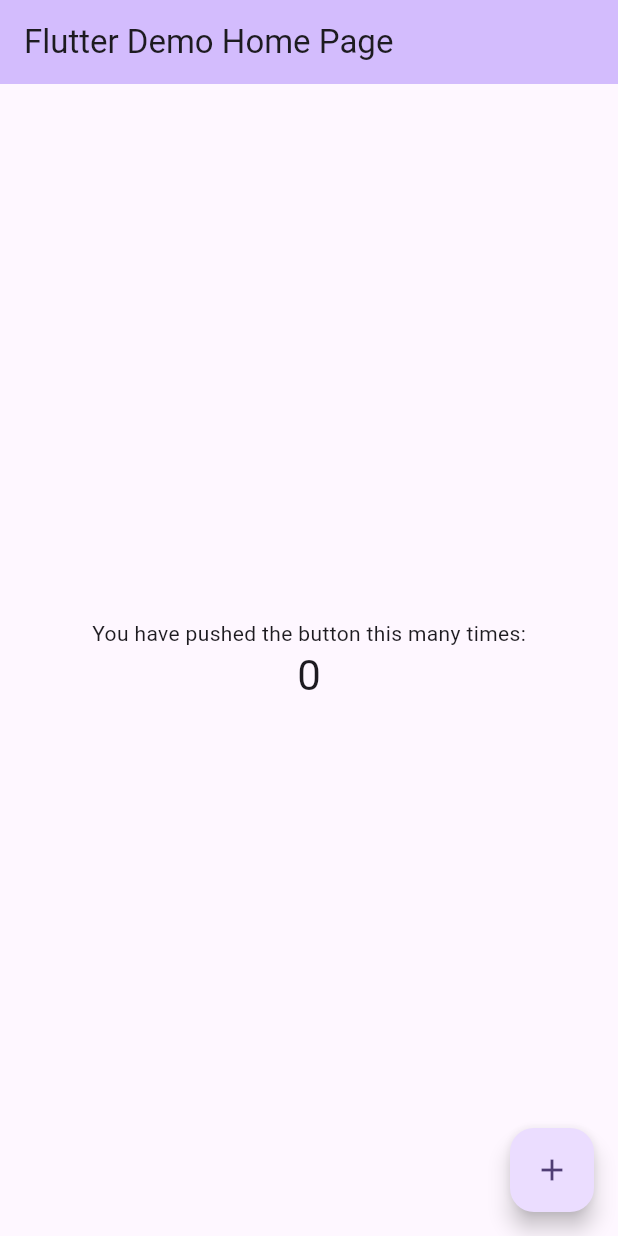
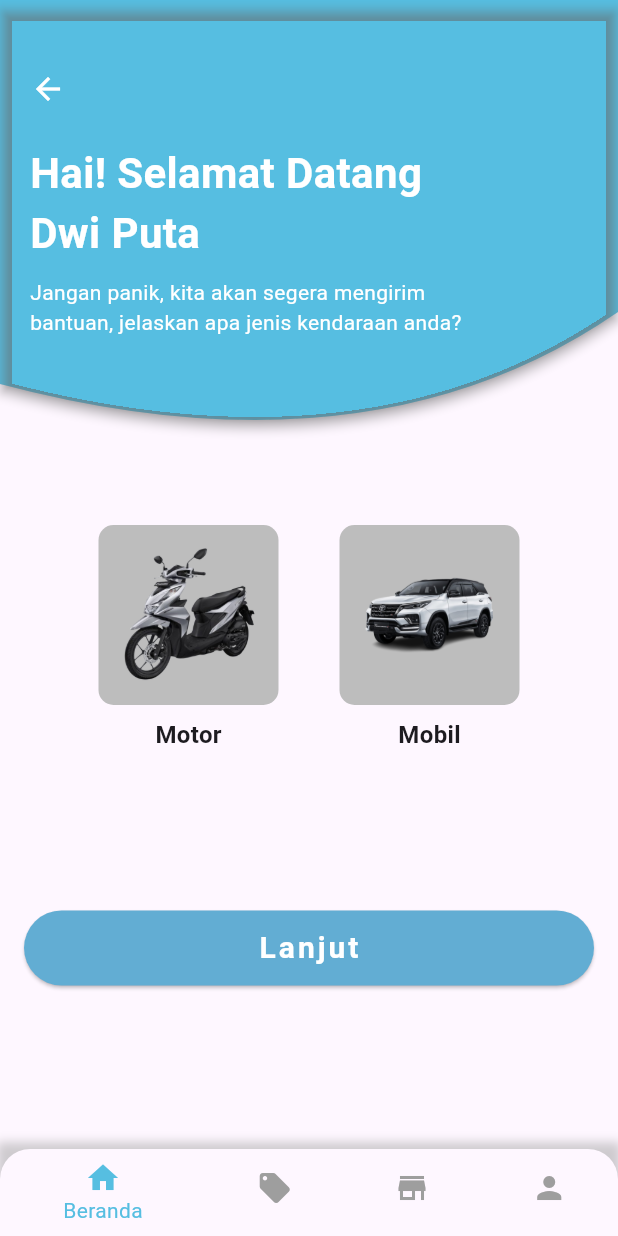
Before and after one commit to yogaacor/SiMontir, a Flutter app: the screen it shows after launch, on a phone screen of 412 x 824 dp. Run offline on Flutter 3.47's test engine with Material 3 defaults, Android fonts, the phone set to English and light mode, and no system bars.

Commit message:
UI-Pesan_Montir

```diff
--- a/lib/main.dart
+++ b/lib/main.dart
@@ -1,125 +1,19 @@
 import 'package:flutter/material.dart';
+import 'pesanmontir.dart';
 
 void main() {
-  runApp(const MyApp());
+  runApp(MyApp());
 }
 
 class MyApp extends StatelessWidget {
-  const MyApp({super.key});
-
-  // This widget is the root of your application.
   @override
   Widget build(BuildContext context) {
     return MaterialApp(
-      title: 'Flutter Demo',
+      title: 'Si Montir',
       theme: ThemeData(
-        // This is the theme of your application.
-        //
-        // TRY THIS: Try running your application with "flutter run". You'll see
-        // the application has a purple toolbar. Then, without quitting the app,
-        // try changing the seedColor in the colorScheme below to Colors.green
-        // and then invoke "hot reload" (save your changes or press the "hot
-        // reload" button in a Flutter-supported IDE, or press "r" if you used
-        // the command line to start the app).
-        //
-        // Notice that the counter didn't reset back to zero; the application
-        // state is not lost during the reload. To reset the state, use hot
-        // restart instead.
-        //
-        // This works for code too, not just values: Most code changes can be
-        // tested with just a hot reload.
-        colorScheme: ColorScheme.fromSeed(seedColor: Colors.deepPurple),
-        useMaterial3: true,
+        primarySwatch: Colors.blue,
       ),
-      home: const MyHomePage(title: 'Flutter Demo Home Page'),
+      home: CustomPage(),
     );
   }
 }
-
-class MyHomePage extends StatefulWidget {
-  const MyHomePage({super.key, required this.title});
-
-  // This widget is the home page of your application. It is stateful, meaning
-  // that it has a State object (defined below) that contains fields that affect
-  // how it looks.
-
-  // This class is the configuration for the state. It holds the values (in this
-  // case the title) provided by the parent (in this case the App widget) and
-  // used by the build method of the State. Fields in a Widget subclass are
-  // always marked "final".
-
-  final String title;
-
-  @override
-  State<MyHomePage> createState() => _MyHomePageState();
-}
-
-class _MyHomePageState extends State<MyHomePage> {
-  int _counter = 0;
-
-  void _incrementCounter() {
-    setState(() {
-      // This call to setState tells the Flutter framework that something has
-      // changed in this State, which causes it to rerun the build method below
-      // so that the display can reflect the updated values. If we changed
-      // _counter without calling setState(), then the build method would not be
-      // called again, and so nothing would appear to happen.
-      _counter++;
-    });
-  }
-
-  @override
-  Widget build(BuildContext context) {
-    // This method is rerun every time setState is called, for instance as done
-    // by the _incrementCounter method above.
-    //
-    // The Flutter framework has been optimized to make rerunning build methods
-    // fast, so that you can just rebuild anything that needs updating rather
-    // than having to individually change instances of widgets.
-    return Scaffold(
-      appBar: AppBar(
-        // TRY THIS: Try changing the color here to a specific color (to
-        // Colors.amber, perhaps?) and trigger a hot reload to see the AppBar
-        // change color while the other colors stay the same.
-        backgroundColor: Theme.of(context).colorScheme.inversePrimary,
-        // Here we take the value from the MyHomePage object that was created by
-        // the App.build method, and use it to set our appbar title.
-        title: Text(widget.title),
-      ),
-      body: Center(
-        // Center is a layout widget. It takes a single child and positions it
-        // in the middle of the parent.
-        child: Column(
-          // Column is also a layout widget. It takes a list of children and
-          // arranges them vertically. By default, it sizes itself to fit its
-          // children horizontally, and tries to be as tall as its parent.
-          //
-          // Column has various properties to control how it sizes itself and
-          // how it positions its children. Here we use mainAxisAlignment to
-          // center the children vertically; the main axis here is the vertical
-          // axis because Columns are vertical (the cross axis would be
-          // horizontal).
-          //
-          // TRY THIS: Invoke "debug painting" (choose the "Toggle Debug Paint"
-          // action in the IDE, or press "p" in the console), to see the
-          // wireframe for each widget.
-          mainAxisAlignment: MainAxisAlignment.center,
-          children: <Widget>[
-            const Text(
-              'You have pushed the button this many times:',
-            ),
-            Text(
-              '$_counter',
-              style: Theme.of(context).textTheme.headlineMedium,
-            ),
-          ],
-        ),
-      ),
-      floatingActionButton: FloatingActionButton(
-        onPressed: _incrementCounter,
-        tooltip: 'Increment',
-        child: const Icon(Icons.add),
-      ), // This trailing comma makes auto-formatting nicer for build methods.
-    );
-  }
-}
--- /dev/null
+++ b/lib/pesanmontir.dart
@@ -0,0 +1,227 @@
+import 'package:flutter/material.dart';
+import 'detailpesan.dart';
+
+class CustomPage extends StatefulWidget {
+  @override
+  _CustomPageState createState() => _CustomPageState();
+}
+
+class _CustomPageState extends State<CustomPage> {
+  String _selectedVehicle = '';
+
+  void _selectVehicle(String vehicle) {
+    setState(() {
+      _selectedVehicle = vehicle;
+    });
+  }
+
+  @override
+  Widget build(BuildContext context) {
+    return Scaffold(
+      body: Stack(
+        children: <Widget>[
+          Column(
+            crossAxisAlignment: CrossAxisAlignment.stretch,
+            children: <Widget>[
+              Container(
+                height: 320, // Height of the blue header
+                child: CustomPaint(
+                  painter: HeaderPainter(),
+                  child: Padding(
+                    padding: const EdgeInsets.all(20.0),
+                    child: Row(
+                      mainAxisAlignment: MainAxisAlignment.start,
+                      children: [
+                        Column(
+                          crossAxisAlignment: CrossAxisAlignment.start,
+                          mainAxisAlignment: MainAxisAlignment.center,
+                          children: [
+                            Text(
+                              'Hai! Selamat Datang \nDwi Puta',
+                              style: TextStyle(
+                                color: Colors.white,
+                                fontSize: 28,
+                                fontWeight: FontWeight.bold,
+                              ),
+                            ),
+                            SizedBox(height: 10), // Add space between the two lines of text
+                            Text(
+                              'Jangan panik, kita akan segera mengirim \nbantuan, jelaskan apa jenis kendaraan anda?',
+                              style: TextStyle(
+                                color: Colors.white,
+                                fontSize: 14,
+                              ),
+                            ),
+                          ],
+                        ),
+                      ],
+                    ),
+                  ),
+                ),
+              ),
+              SizedBox(height: 30), // Add space between header and images
+              Padding(
+                padding: const EdgeInsets.symmetric(horizontal: 25),
+                child: Row(
+                  mainAxisAlignment: MainAxisAlignment.spaceEvenly,
+                  children: <Widget>[
+                    _buildVehicleBackground('images/motor.png', 'Motor'),
+                    _buildVehicleBackground('images/mobil.png', 'Mobil'),
+                  ],
+                ),
+              ),
+              SizedBox(height: 90),
+              Padding(
+                padding: const EdgeInsets.all(16.0),
+                child: ElevatedButton(
+                  style: ElevatedButton.styleFrom(
+                    backgroundColor: Color.fromARGB(255, 98, 173, 211), // slightly darker blue
+                    minimumSize: Size(double.infinity, 50),
+                  ),
+                  onPressed: () {
+                    Navigator.push(
+                      context,
+                      MaterialPageRoute(builder: (context) => DetailPesanPage()),
+                    );
+                  },
+                  child: Text(
+                    'Lanjut',
+                    style: TextStyle(
+                      color: Colors.white,
+                      fontWeight: FontWeight.bold,
+                      fontSize: 20, // Increase font size
+                      letterSpacing: 2.0, // Add letter spacing
+                    ),
+                  ),
+                ),
+              ),
+            ],
+          ),
+          Positioned(
+            top: 35,
+            left: 8,
+            child: IconButton(
+              icon: Icon(Icons.arrow_back, color: Colors.white),
+              onPressed: () {
+                // Handle back button press
+              },
+            ),
+          ),
+          Positioned(
+            bottom: 0,
+            left: 0,
+            right: 0,
+            child: Container(
+              decoration: BoxDecoration(
+                boxShadow: [
+                  BoxShadow(
+                    color: Colors.grey.withOpacity(0.5),
+                    spreadRadius: 2,
+                    blurRadius: 5,
+                    offset: Offset(0, -3),
+                  ),
+                ],
+              ),
+              child: ClipRRect(
+                borderRadius: BorderRadius.only(
+                  topLeft: Radius.circular(20),
+                  topRight: Radius.circular(20),
+                ),
+                child: BottomNavigationBar(
+                  items: const <BottomNavigationBarItem>[
+                    BottomNavigationBarItem(
+                      icon: Icon(Icons.home),
+                      label: 'Beranda',
+                    ),
+                    BottomNavigationBarItem(
+                      icon: Icon(Icons.local_offer),
+                      label: 'Promo',
+                    ),
+                    BottomNavigationBarItem(
+                      icon: Icon(Icons.store),
+                      label: 'Toko',
+                    ),
+                    BottomNavigationBarItem(
+                      icon: Icon(Icons.person),
+                      label: 'Profil',
+                    ),
+                  ],
+                  selectedItemColor: Color(0xFF56BEE1),
+                  unselectedItemColor: Colors.grey,
+                ),
+              ),
+            ),
+          ),
+        ],
+      ),
+    );
+  }
+
+  Widget _buildVehicleBackground(String imagePath, String text) {
+    bool isSelected = _selectedVehicle == text;
+    return GestureDetector(
+      onTap: () => _selectVehicle(text),
+      child: Column(
+        children: [
+          Container(
+            width: 120,
+            height: 120,
+            decoration: BoxDecoration(
+              color: isSelected ? Color.fromARGB(255, 133, 165, 193) : Colors.grey[400], // Highlight selected vehicle
+              borderRadius: BorderRadius.circular(10),
+            ),
+            child: Center(
+              child: Image.asset(
+                imagePath,
+                width: 100, // Decreased size of the image
+                height: 100, // Decreased size of the image
+              ),
+            ),
+          ),
+          SizedBox(height: 8),
+          Text(
+            text,
+            style: TextStyle(
+              fontSize: 16,
+              fontWeight: FontWeight.bold,
+            ),
+          ),
+        ],
+      ),
+    );
+  }
+}
+
+class HeaderPainter extends CustomPainter {
+  @override
+  void paint(Canvas canvas, Size size) {
+    final paint = Paint()
+      ..color = Color(0xFF56BEE1)
+      ..style = PaintingStyle.fill;
+
+    final path = Path();
+    path.moveTo(0, size.height * 0.8);
+    path.quadraticBezierTo(
+      size.width * 0.6,
+      size.height * 1.005,
+      size.width,
+      size.height * 0.65,
+    );
+    path.lineTo(size.width, 0);
+    path.lineTo(0, 0);
+    path.close();
+
+    canvas.drawPath(path, paint);
+
+    // Add shadow
+    final shadowPaint = Paint()
+      ..color = Colors.grey.withOpacity(0.5)
+      ..maskFilter = MaskFilter.blur(BlurStyle.normal, 10);
+    canvas.drawShadow(path, Colors.grey, 3.0, false);
+  }
+
+  @override
+  bool shouldRepaint(CustomPainter oldDelegate) {
+    return false;
+  }
+}
--- a/pubspec.yaml
+++ b/pubspec.yaml
@@ -59,9 +59,9 @@ flutter:
   uses-material-design: true
 
   # To add assets to your application, add an assets section, like this:
-  # assets:
-  #   - images/a_dot_burr.jpeg
-  #   - images/a_dot_ham.jpeg
+  assets:
+    - images/mobil.png
+    - images/motor.png
 
   # An image asset can refer to one or more resolution-specific "variants", see
   # https://flutter.dev/assets-and-images/#resolution-aware
```
Also changed, not shown: images/mobil.png (added), images/motor.png (added).
